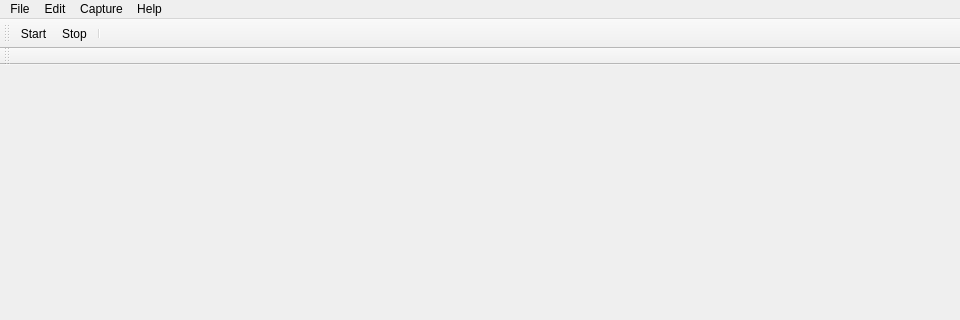
This is ui/qt/main_window.ui in AnkitKejriwal/wireshark as Qt 5 draws it before an edit; both pictures show x 0 to 960 and y 0 to 320 of the 960 by 768 pixel window. The edited form follows.
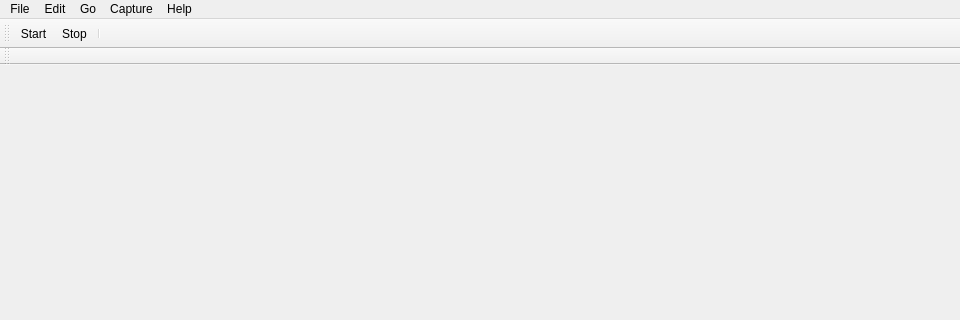
This is the edited form. Icons and pictures are not drawn. Custom widgets are drawn as their Qt base class.

What changed in the file:
```diff
--- a/ui/qt/main_window.ui
+++ b/ui/qt/main_window.ui
@@ -47,7 +47,7 @@
      <x>0</x>
      <y>0</y>
      <width>960</width>
-     <height>23</height>
+     <height>22</height>
     </rect>
    </property>
    <widget class="QMenu" name="menuFile">
@@ -110,8 +110,19 @@
     <addaction name="separator"/>
     <addaction name="actionHelpAbout"/>
    </widget>
+   <widget class="QMenu" name="menuGo">
+    <property name="title">
+     <string>Go</string>
+    </property>
+    <addaction name="separator"/>
+    <addaction name="actionGoNextPacket"/>
+    <addaction name="actionGoPreviousPacket"/>
+    <addaction name="actionGoFirstPacket"/>
+    <addaction name="actionGoLastPacket"/>
+   </widget>
    <addaction name="menuFile"/>
    <addaction name="menuEdit"/>
+   <addaction name="menuGo"/>
    <addaction name="menuCapture"/>
    <addaction name="menuHelp"/>
   </widget>
```
Left out of the diff: 44 changed lines with no effect on the pictures.
